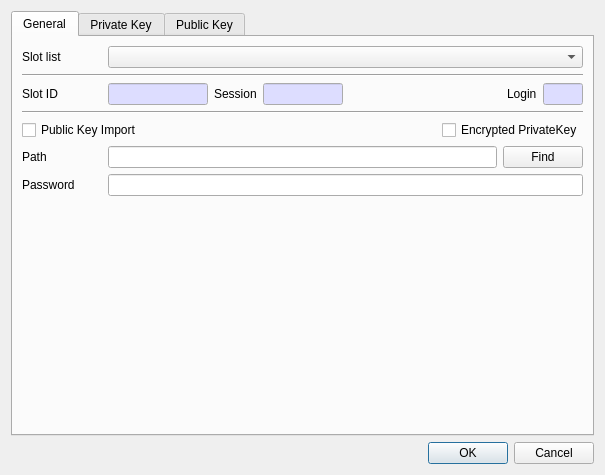
Above: CryptokiMan/import_pri_key_dlg.ui from jykim74/CryptokiMan before the change. Below: the same form after it.
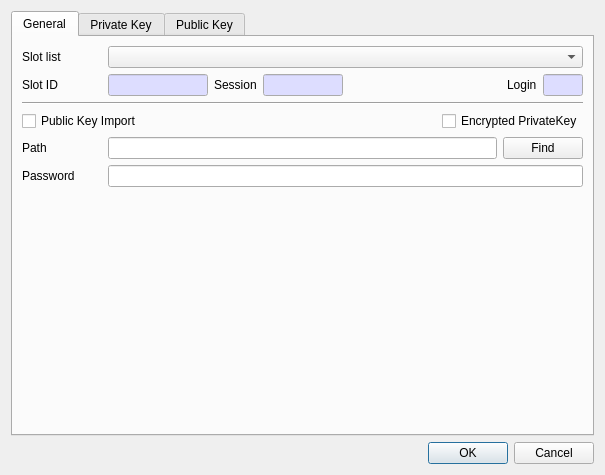
That is the form after the change.

The edit to the form file:
```diff
--- a/CryptokiMan/import_pri_key_dlg.ui
+++ b/CryptokiMan/import_pri_key_dlg.ui
@@ -54,13 +54,6 @@
          </item>
         </layout>
        </item>
-       <item>
-        <widget class="Line" name="line">
-         <property name="orientation">
-          <enum>Qt::Horizontal</enum>
-         </property>
-        </widget>
-       </item>
        <item>
         <layout class="QGridLayout" name="gridLayout_4">
          <property name="topMargin">
```
